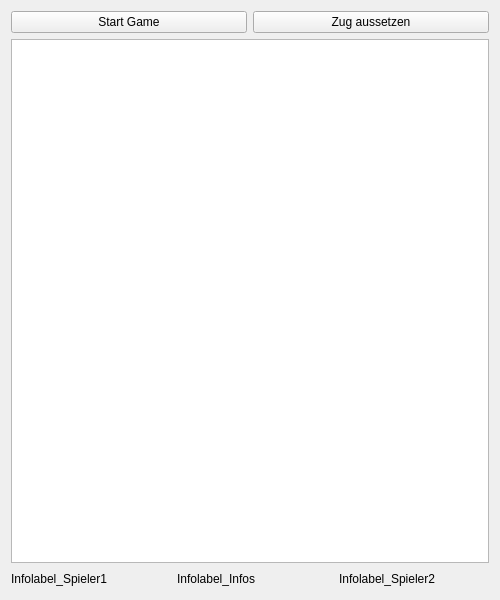
Qt form mainwindow.ui (Rhagnur/BelegReversi) before a commit.
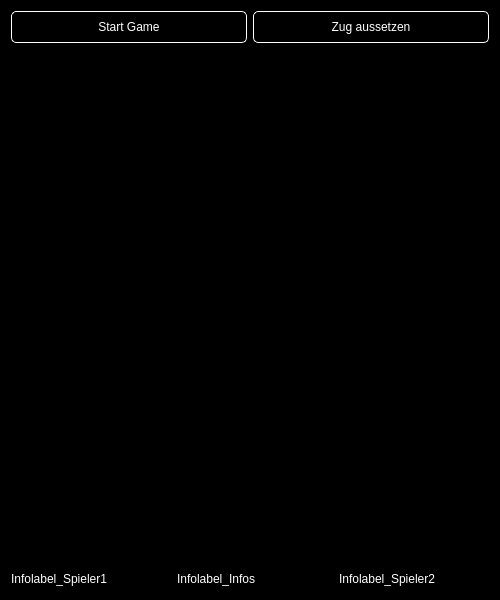
The same form after that commit.

Commit message:
Initialaussehen angepasst
- Erscheinungsbild des Mainwindow angepasst
- Pfad der Bilddatei angepasst (immernoch einen guten Weg finden diese
einzuarbeiten)

Patch:
```diff
--- a/mainwindow.ui
+++ b/mainwindow.ui
@@ -13,6 +13,10 @@
   <property name="windowTitle">
    <string>MainWindow</string>
   </property>
+  <property name="styleSheet">
+   <string notr="true">background-color: rgb(0, 0, 0);
+border: 0;</string>
+  </property>
   <widget class="QWidget" name="centralWidget">
    <property name="minimumSize">
     <size>
@@ -30,6 +34,14 @@
        <layout class="QHBoxLayout" name="horizontalLayout">
         <item>
          <widget class="QPushButton" name="pushButton">
+          <property name="styleSheet">
+           <string notr="true">background-color: rgb(0, 0, 0);
+font: 75 12pt &quot;Viner Hand ITC&quot;;
+color: rgb(255, 255, 255);
+height: 30px;
+border: 1px solid white;
+border-radius: 5px;</string>
+          </property>
           <property name="text">
            <string>Start Game</string>
           </property>
@@ -37,6 +49,14 @@
         </item>
         <item>
          <widget class="QPushButton" name="pushButton_2">
+          <property name="styleSheet">
+           <string notr="true">background-color: rgb(0, 0, 0);
+font: 75 12pt &quot;Viner Hand ITC&quot;;
+color: rgb(255, 255, 255);
+height: 30px;
+border: 1px solid white;
+border-radius: 5px;</string>
+          </property>
           <property name="text">
            <string>Zug aussetzen</string>
           </property>
@@ -93,6 +113,9 @@
           <height>20</height>
          </size>
         </property>
+        <property name="styleSheet">
+         <string notr="true">color: rgb(255, 255, 255);</string>
+        </property>
         <property name="text">
          <string>Infolabel_Spieler1</string>
         </property>
@@ -116,6 +139,9 @@
       </item>
       <item>
        <widget class="QLabel" name="label">
+        <property name="styleSheet">
+         <string notr="true">color: rgb(255, 255, 255);</string>
+        </property>
         <property name="text">
          <string>Infolabel_Infos</string>
         </property>
@@ -157,6 +183,9 @@
           <height>20</height>
          </size>
         </property>
+        <property name="styleSheet">
+         <string notr="true">color: rgb(255, 255, 255);</string>
+        </property>
         <property name="text">
          <string>Infolabel_Spieler2</string>
         </property>
```
The commit also changes 1 other file.
